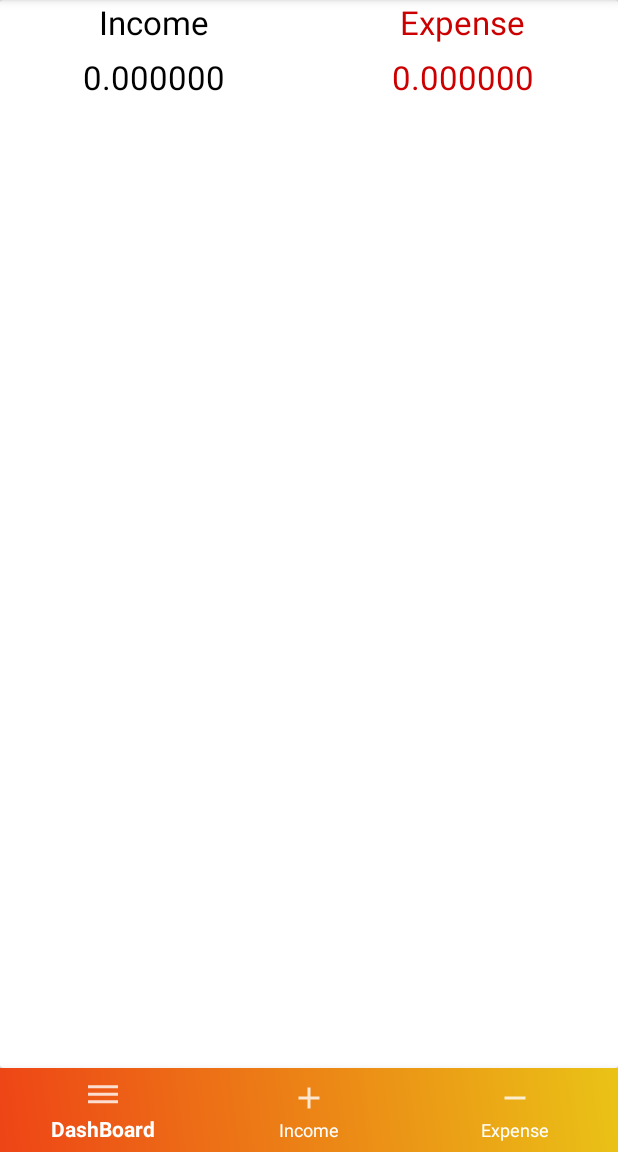
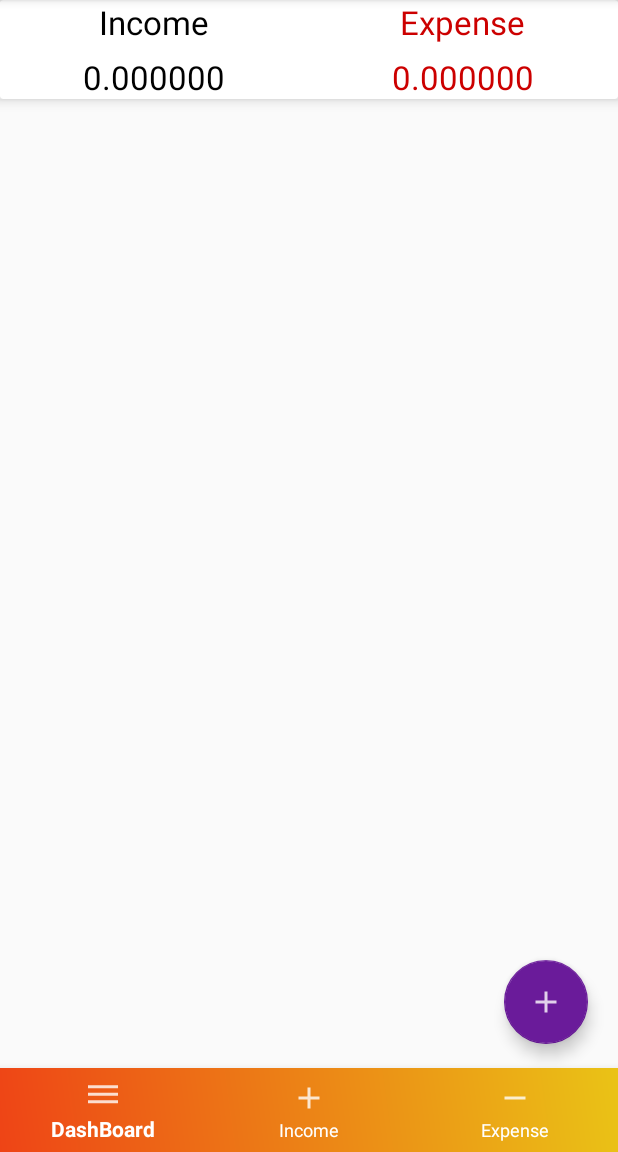
Before and after one commit to shreyas-sakri/ExpenseManagerApp, an Android app: the screen it shows after launch once a user with an empty profile is signed in (HomeActivity), on a phone screen of 412 x 824 dp, the part 84-1236 px from its top. Run offline under Robolectric (Android 15) with nearby library versions, the phone set to English and light mode, and no system bars; our stand-ins replace Firebase (no records; nobody signed in at launch, a user with empty details on screens opened directly).

```diff
--- a/app/src/main/res/layout/fragment_dash_board.xml
+++ b/app/src/main/res/layout/fragment_dash_board.xml
@@ -13,7 +13,7 @@
         android:layout_width="match_parent"
         app:cardElevation="5dp"
         android:elevation="10dp"
-        android:layout_height="match_parent">
+        android:layout_height="wrap_content">
 
         <LinearLayout
             android:layout_width="match_parent"
@@ -110,96 +110,97 @@
 
     <androidx.coordinatorlayout.widget.CoordinatorLayout
         android:layout_width="match_parent"
-        android:layout_height="wrap_content">
+        android:layout_height="match_parent">
 
         <LinearLayout
             android:layout_width="wrap_content"
+            android:layout_height="wrap_content"
             android:layout_gravity="bottom|end"
             android:layout_marginRight="15dp"
-            android:layout_marginBottom="160dp"
-            android:layout_height="wrap_content">
+            android:layout_marginBottom="160dp">
 
             <TextView
+                android:id="@+id/expense_ft_text"
                 android:layout_width="wrap_content"
-                android:text="Expense"
-                android:id="@+id/expense_ft_text"
-                android:padding="5dp"
-                android:textColor="@color/black"
-                android:background="@color/nav_header"
+                android:layout_height="wrap_content"
                 android:layout_gravity="center"
                 android:layout_marginRight="5dp"
-                android:visibility="invisible"
+                android:background="@color/nav_header"
+                android:padding="5dp"
+                android:text="Expense"
                 android:textAppearance="@style/TextAppearance.AppCompat.Small"
-                android:layout_height="wrap_content">
+                android:textColor="@color/white"
+                android:visibility="invisible">
 
             </TextView>
-            <com.google.android.material.floatingactionbutton.FloatingActionButton
-                android:layout_width="wrap_content"
-                android:id="@+id/expense_Ft_btn"
-                android:layout_gravity="bottom|end"
-                app:backgroundTint="#07bca4"
-                android:elevation="6dp"
-                app:fabSize="mini"
-                android:visibility="invisible"
-                app:pressedTranslationZ="12dp"
-                android:src="@drawable/expense"
-                android:layout_height="wrap_content">
-
-            </com.google.android.material.floatingactionbutton.FloatingActionButton>
 
         </LinearLayout>
+
         <LinearLayout
             android:layout_width="wrap_content"
+            android:layout_height="wrap_content"
             android:layout_gravity="bottom|end"
             android:layout_marginRight="15dp"
-            android:layout_marginBottom="90dp"
-            android:layout_height="wrap_content">
+            android:layout_marginBottom="90dp">
 
             <TextView
+                android:id="@+id/income_ft_text"
                 android:layout_width="wrap_content"
-                android:text="Income"
-                android:id="@+id/income_ft_text"
-                android:textColor="@color/black"
-                android:textAppearance="@style/TextAppearance.AppCompat.Small"
-                android:padding="5dp"
+                android:layout_height="wrap_content"
+                android:layout_marginRight="5dp"
                 android:background="@color/nav_header"
                 android:gravity="center"
-                android:layout_marginRight="5dp"
-                android:visibility="invisible"
-                android:layout_height="wrap_content">
+                android:padding="5dp"
+                android:text="Income"
+                android:textAppearance="@style/TextAppearance.AppCompat.Small"
+                android:textColor="@color/black"
+                android:visibility="invisible">
 
 
             </TextView>
+
             <com.google.android.material.floatingactionbutton.FloatingActionButton
+                android:id="@+id/income_Ft_btn"
                 android:layout_width="wrap_content"
-                android:id="@+id/income_Ft_btn"
+                android:layout_height="wrap_content"
                 android:layout_gravity="bottom|end"
+                android:elevation="6dp"
+                android:src="@drawable/income"
+                android:visibility="invisible"
                 app:backgroundTint="#1ce10a"
-                android:elevation="6dp"
                 app:fabSize="mini"
-                app:pressedTranslationZ="12dp"
-                android:visibility="invisible"
-                android:src="@drawable/income"
-                android:layout_height="wrap_content">
+                app:pressedTranslationZ="12dp">
 
             </com.google.android.material.floatingactionbutton.FloatingActionButton>
         </LinearLayout>
 
 
-
         <com.google.android.material.floatingactionbutton.FloatingActionButton
+            android:id="@+id/fb_main_plus_btn"
             android:layout_width="wrap_content"
-            android:id="@+id/fb_main_plus_btn"
+            android:layout_height="wrap_content"
             android:layout_gravity="bottom|end"
+            android:layout_marginRight="20dp"
             android:layout_marginBottom="16dp"
-            android:layout_marginRight="20dp"
+            android:src="@drawable/income"
             app:backgroundTint="#6A1B9A"
-            app:fabSize="normal"
-            android:src="@drawable/income"
-            android:layout_height="wrap_content">
+            app:fabSize="normal">
 
         </com.google.android.material.floatingactionbutton.FloatingActionButton>
 
+        <com.google.android.material.floatingactionbutton.FloatingActionButton
+            android:id="@+id/expense_Ft_btn"
+            android:layout_width="wrap_content"
+            android:layout_height="wrap_content"
+            android:layout_gravity="bottom|end"
+            android:elevation="6dp"
+            android:src="@drawable/expense"
+            android:visibility="invisible"
+            app:backgroundTint="#07bca4"
+            app:fabSize="mini"
+            app:pressedTranslationZ="12dp">
+
+        </com.google.android.material.floatingactionbutton.FloatingActionButton>
 
 
     </androidx.coordinatorlayout.widget.CoordinatorLayout>
```
Also changed, not shown: app/src/main/java/com/example/expensemanager/DashBoardFragment.java (+17 -0 lines), app/src/main/res/layout/custom_layout_for_insertdat.xml (added, +174 -0 lines).
